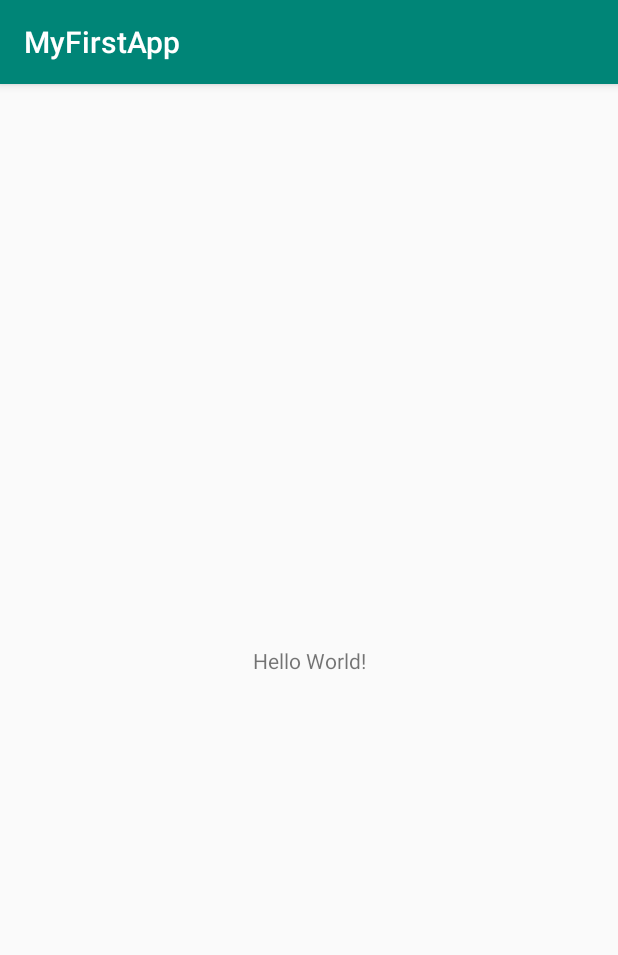
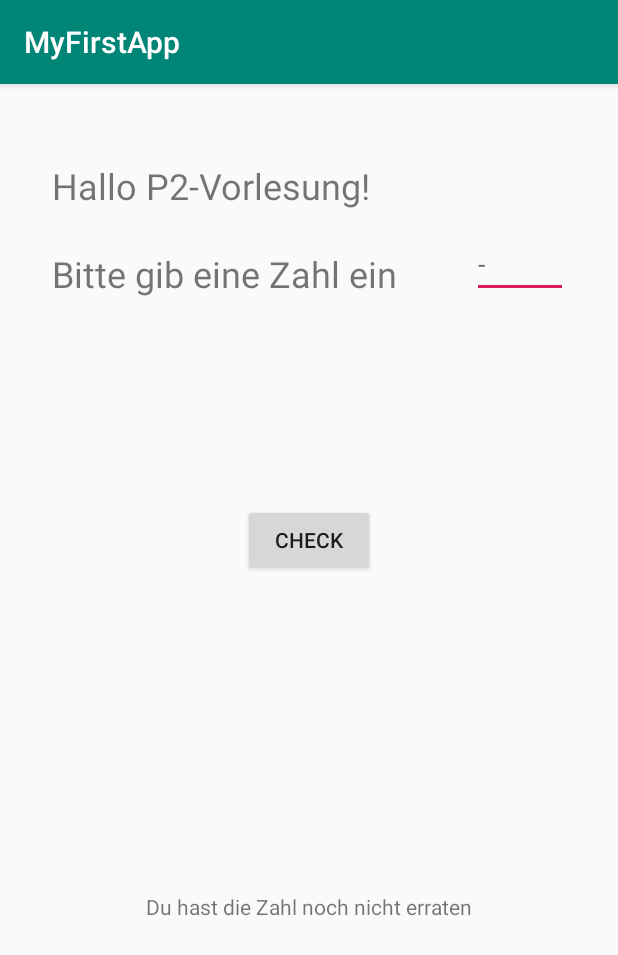
Before and after one commit to codeyourworld/Programmieren2SoSe20, an Android app: the screen it shows after launch (MainActivity), on a phone screen of 412 x 824 dp. Shown: the top 955 px of the screen. Run offline under Robolectric (Android 15) with nearby library versions, the phone set to English and light mode, and no system bars.

Commit message:
String Variablen angelegt, Warnings bearbeitet

```diff
--- a/MyFirstApp/app/src/main/java/de/haw_hamburg/myfirstapp/MainActivity.java
+++ b/MyFirstApp/app/src/main/java/de/haw_hamburg/myfirstapp/MainActivity.java
@@ -2,12 +2,52 @@ package de.haw_hamburg.myfirstapp;
 
 import android.support.v7.app.AppCompatActivity;
 import android.os.Bundle;
+import android.util.Log;
 
 public class MainActivity extends AppCompatActivity {
+
+    public static final String TAG = "MainActivity";
 
     @Override
     protected void onCreate(Bundle savedInstanceState) {
         super.onCreate(savedInstanceState);
         setContentView(R.layout.activity_main);
+        Log.i(TAG, "onCreate");
+    }
+
+    @Override
+    protected void onStart() {
+        super.onStart();
+        Log.i(TAG, "onStart");
+    }
+
+    @Override
+    protected void onPause() {
+        super.onPause();
+        Log.i(TAG, "onPause");
+    }
+
+    @Override
+    protected void onResume() {
+        super.onResume();
+        Log.i(TAG, "onResume");
+    }
+
+    @Override
+    protected void onStop() {
+        super.onStop();
+        Log.i(TAG, "onStop");
+    }
+
+    @Override
+    protected void onRestart() {
+        super.onRestart();
+        Log.i(TAG, "onRestart");
+    }
+
+    @Override
+    protected void onDestroy() {
+        super.onDestroy();
+        Log.i(TAG, "onDestroy");
     }
 }
--- a/MyFirstApp/app/src/main/res/layout/activity_main.xml
+++ b/MyFirstApp/app/src/main/res/layout/activity_main.xml
@@ -7,12 +7,67 @@
     tools:context=".MainActivity">
 
     <TextView
+        android:id="@+id/textView"
         android:layout_width="wrap_content"
         android:layout_height="wrap_content"
-        android:text="Hello World!"
+        android:layout_marginBottom="26dp"
+        android:text="@string/welcome"
+        android:textSize="24sp"
+        app:layout_constraintBottom_toTopOf="@+id/textView2"
+        app:layout_constraintEnd_toEndOf="parent"
+        app:layout_constraintHorizontal_bias="0.173"
+        app:layout_constraintStart_toStartOf="parent"
+        app:layout_constraintTop_toTopOf="parent"
+        app:layout_constraintVertical_bias="1.0" />
+
+    <TextView
+        android:id="@+id/textView2"
+        android:layout_width="wrap_content"
+        android:layout_height="wrap_content"
+        android:text="@string/giveNumber"
+        android:textSize="24sp"
         app:layout_constraintBottom_toBottomOf="parent"
-        app:layout_constraintLeft_toLeftOf="parent"
-        app:layout_constraintRight_toRightOf="parent"
-        app:layout_constraintTop_toTopOf="parent" />
+        app:layout_constraintEnd_toEndOf="parent"
+        app:layout_constraintHorizontal_bias="0.0"
+        app:layout_constraintStart_toStartOf="@+id/textView"
+        app:layout_constraintTop_toTopOf="parent"
+        app:layout_constraintVertical_bias="0.15" />
 
+    <EditText
+        android:id="@+id/guessedNumber"
+        android:layout_width="wrap_content"
+        android:layout_height="wrap_content"
+        android:ems="3"
+        android:hint="@string/emptyField"
+        android:importantForAutofill="no"
+        android:inputType="number"
+        app:layout_constraintBottom_toBottomOf="@+id/textView2"
+        app:layout_constraintEnd_toEndOf="parent"
+        app:layout_constraintHorizontal_bias="0.6"
+        app:layout_constraintStart_toEndOf="@+id/textView2"
+        app:layout_constraintTop_toTopOf="@+id/textView2"
+        app:layout_constraintVertical_bias="1.0" />
+
+    <Button
+        android:id="@+id/button"
+        android:layout_width="wrap_content"
+        android:layout_height="wrap_content"
+        android:layout_marginTop="280dp"
+        android:text="@string/checkButton"
+        app:layout_constraintBottom_toBottomOf="parent"
+        app:layout_constraintEnd_toEndOf="parent"
+        app:layout_constraintHorizontal_bias="0.5"
+        app:layout_constraintStart_toStartOf="parent"
+        app:layout_constraintTop_toTopOf="parent"
+        app:layout_constraintVertical_bias="0.0" />
+
+    <TextView
+        android:id="@+id/textView3"
+        android:layout_width="wrap_content"
+        android:layout_height="wrap_content"
+        android:text="@string/notGuessed"
+        app:layout_constraintBottom_toBottomOf="parent"
+        app:layout_constraintEnd_toEndOf="parent"
+        app:layout_constraintStart_toStartOf="parent"
+        app:layout_constraintTop_toBottomOf="@+id/button" />
 </android.support.constraint.ConstraintLayout>
--- a/MyFirstApp/app/src/main/res/values/strings.xml
+++ b/MyFirstApp/app/src/main/res/values/strings.xml
@@ -1,3 +1,9 @@
 <resources>
     <string name="app_name">MyFirstApp</string>
+    <string name="welcome">Hallo P2-Vorlesung!</string>
+    <string name="giveNumber">Bitte gib eine Zahl ein</string>
+    <string name="notGuessed">Du hast die Zahl noch nicht erraten</string>
+    <string name="guessed">Glückwunsch! Die Zahl war korrekt</string>
+    <string name="emptyField"> - </string>
+    <string name="checkButton">CHECK</string>
 </resources>
--- a/MyFirstApp/build.gradle
+++ b/MyFirstApp/build.gradle
@@ -7,7 +7,7 @@ buildscript {
 
     }
     dependencies {
-        classpath 'com.android.tools.build:gradle:3.4.0'
+        classpath 'com.android.tools.build:gradle:3.6.3'
 
         // NOTE: Do not place your application dependencies here; they belong
         // in the individual module build.gradle files
```
Also changed, not shown: MyFirstApp/gradle/wrapper/gradle-wrapper.properties.
